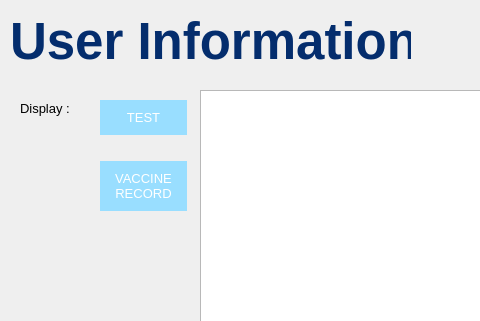
Above: MCR-app/ad_manage_user.ui from maria-gedye/QTapp before the change; both pictures show x 0 to 480 and y 0 to 321 of the 761 by 420 pixel window. Below: the same form after it.
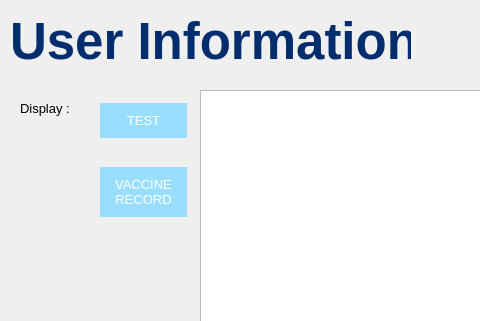
That is the form after the change.

The edit to the form file:
```diff
--- a/MCR-app/ad_manage_user.ui
+++ b/MCR-app/ad_manage_user.ui
@@ -90,7 +90,7 @@
      <x>100</x>
      <y>90</y>
      <width>87</width>
-     <height>132</height>
+     <height>142</height>
     </rect>
    </property>
    <layout class="QVBoxLayout" name="verticalLayout">
```
